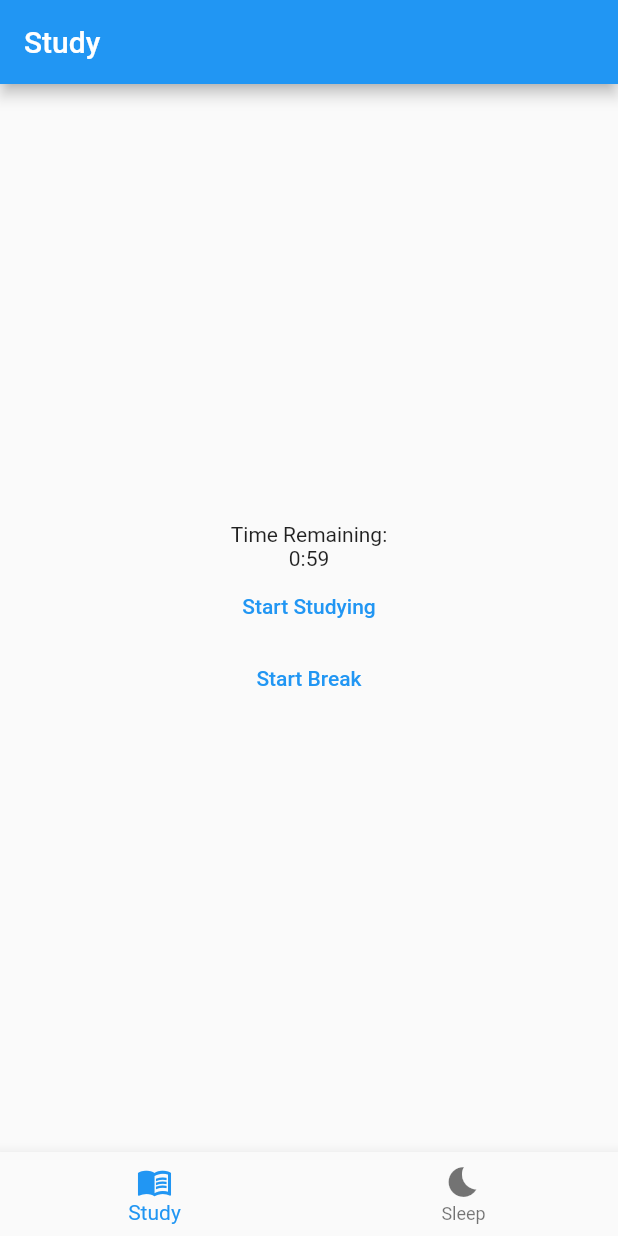
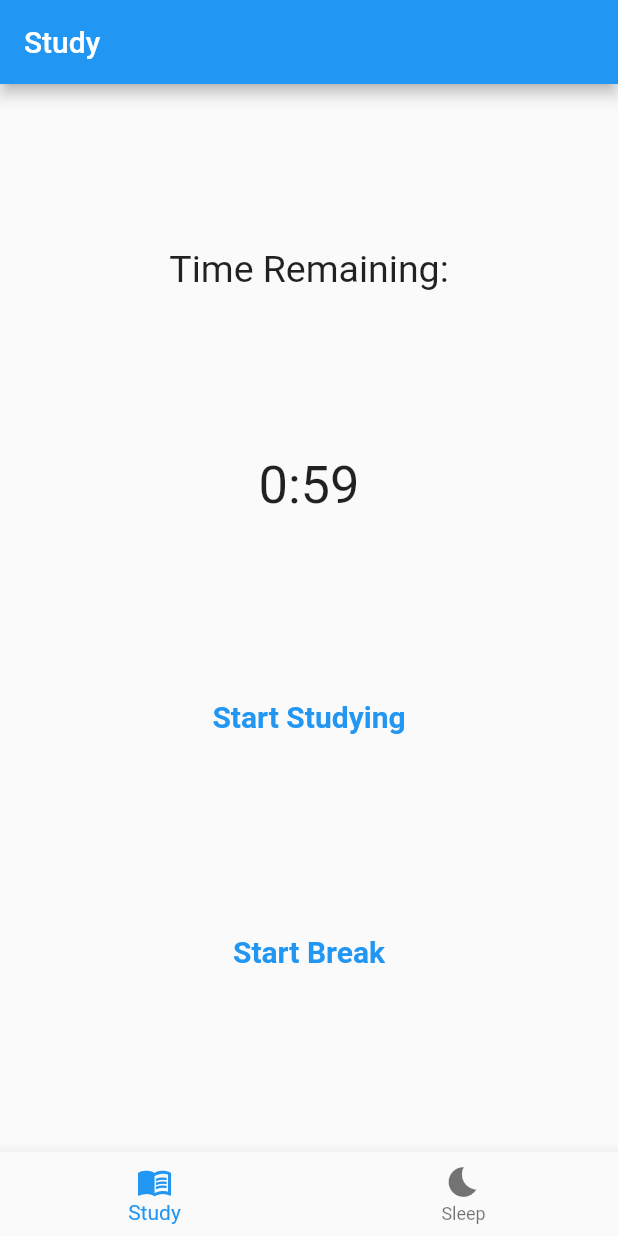
Before and after one commit to alexeastlake/study-timer-app, a Flutter app: the screen it shows after launch, after a tap on "Start Studying", after a tap on "Start Break", on a phone screen of 412 x 824 dp. Run offline on Flutter 3.47's test engine with Material 2 defaults, Android fonts, the phone set to English and light mode, and no system bars; our stand-ins replace sensors_plus.

Commit message:
Added styling to study screen

```diff
--- a/app/lib/screens/StudyScreen.dart
+++ b/app/lib/screens/StudyScreen.dart
@@ -29,6 +29,7 @@ class _StudyScreenState extends State<StudyScreen> {
     _timer = Timer.periodic(duration, (timer) {
       if (time == 0) {
         stopTimer();
+        completeStudyAlert();
       } else {
         setState(() {
           time--;
@@ -44,6 +45,7 @@ class _StudyScreenState extends State<StudyScreen> {
     _timer = Timer.periodic(duration, (timer) {
       if (time == 0) {
         stopTimer();
+        completeBreakAlert();
       } else {
         setState(() {
           time--;
@@ -88,6 +90,42 @@ class _StudyScreenState extends State<StudyScreen> {
     );
   }
 
+  void completeStudyAlert() {
+    showDialog(
+      context: context,
+      builder: (BuildContext context) {
+        return AlertDialog(
+          title: const Text("Study Finished"),
+          content: Text("You completed this study time."),
+          actions: [
+            TextButton(
+              onPressed: () {Navigator.pop(context);},
+              child: const Text("OK"),
+            )
+          ],
+        );
+      }
+    );
+  }
+
+  void completeBreakAlert() {
+    showDialog(
+      context: context,
+      builder: (BuildContext context) {
+        return AlertDialog(
+          title: const Text("Break Finished"),
+          content: Text("You completed this break time."),
+          actions: [
+            TextButton(
+              onPressed: () {Navigator.pop(context);},
+              child: const Text("OK"),
+            )
+          ],
+        );
+      }
+    );
+  }
+
   @override
   Widget build(BuildContext context) {
     return Scaffold(
@@ -96,21 +134,31 @@ class _StudyScreenState extends State<StudyScreen> {
       ),
       body: Center(
         child: Column(
-          mainAxisAlignment: MainAxisAlignment.center,
+          mainAxisAlignment: MainAxisAlignment.spaceEvenly,
           crossAxisAlignment: CrossAxisAlignment.center,
           children: [
             const Text(
-              "Time Remaining:"
+              "Time Remaining:",
+              style: TextStyle(
+                fontSize: 25
+              ),
             ),
             Text(
-              "${Duration(seconds: time).inMinutes}:${time % 60}"
+              "${Duration(seconds: time).inMinutes}:${time % 60}",
+              style: const TextStyle(
+                fontSize: 35,
+              ),
             ),
             TextButton(
               onPressed: (() {
                 startStudyTimer();
               }),
               child: const Text(
-                "Start Studying"
+                "Start Studying",
+                style: TextStyle(
+                  fontSize: 20,
+                  fontWeight: FontWeight.bold,
+                ),
               ),
             ),
             TextButton(
@@ -118,7 +166,11 @@ class _StudyScreenState extends State<StudyScreen> {
                 startBreakTimer();
               }),
               child: const Text(
-                "Start Break"
+                "Start Break",
+                style: TextStyle(
+                  fontSize: 20,
+                  fontWeight: FontWeight.bold,
+                ),
               ),
             ),
           ],
```
